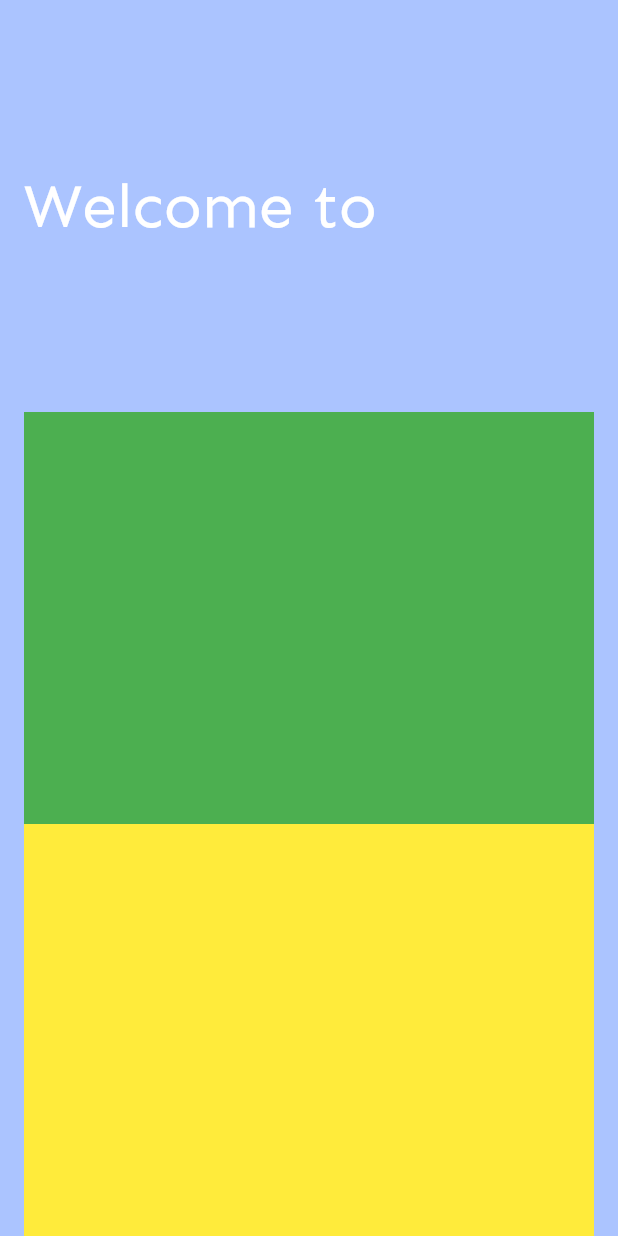
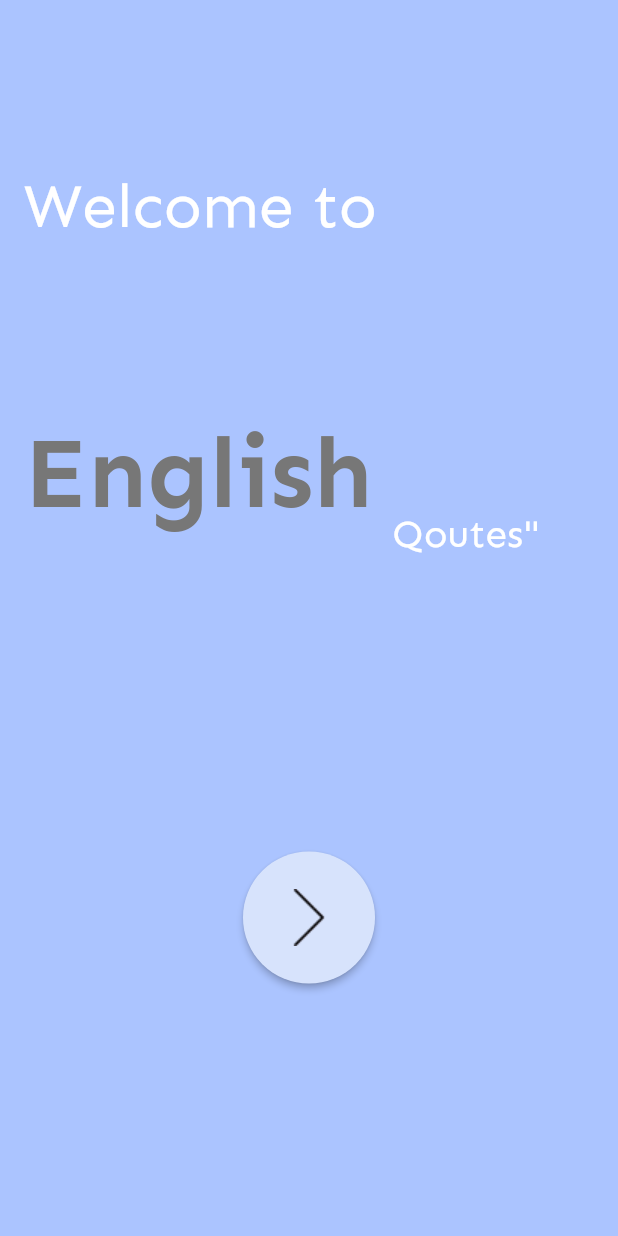
Before and after one commit to DooxFonggg/English_app, a Flutter app: the screen it shows after launch, on a phone screen of 412 x 824 dp. Run offline on Flutter 3.47's test engine with Material 2 defaults, Android fonts, the phone set to English and light mode, and no system bars.

Commit message:
landing page

```diff
--- a/lib/pages/landing_page.dart
+++ b/lib/pages/landing_page.dart
@@ -1,4 +1,5 @@
 import 'package:flutter/material.dart';
+import 'package:flutter_quizz_app/values/app_assets.dart';
 import 'package:flutter_quizz_app/values/app_colors.dart';
 import 'package:flutter_quizz_app/values/app_styles.dart';
 
@@ -24,12 +25,38 @@ class LandingPage extends StatelessWidget {
             ),
             Expanded(
               child: Container(
-                color: Colors.green,
+                child: Column(
+                  crossAxisAlignment: CrossAxisAlignment.stretch,
+                  children: [
+                    Text(
+                      'English',
+                      style: AppStyles.h2.copyWith(
+                          color: AppColor.blackGrey,
+                          fontWeight: FontWeight.bold),
+                    ),
+                    Padding(
+                      padding: const EdgeInsets.only(right: 36),
+                      child: Text(
+                        'Qoutes"',
+                        textAlign: TextAlign.right,
+                        style: AppStyles.h4.copyWith(height: 0.5),
+                      ),
+                    ),
+                  ],
+                ),
               ),
             ),
             Expanded(
-              child: Container(
-                color: Colors.yellow,
+              child: Padding(
+                padding: const EdgeInsets.only(bottom: 150),
+                child: RawMaterialButton(
+                  onPressed: () {
+                    // Xử lý khi nút được nhấn
+                  },
+                  child: Image.asset(AppAssest.rightArrow),
+                  fillColor: AppColor.lightBlue,
+                  shape: CircleBorder(),
+                ),
               ),
             ),
           ],
```
